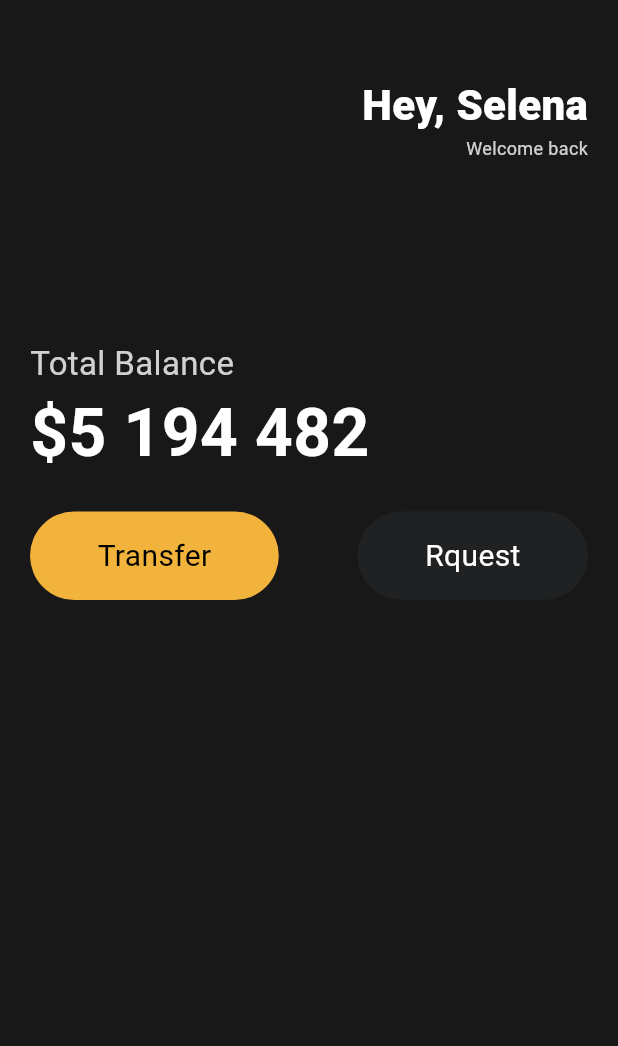
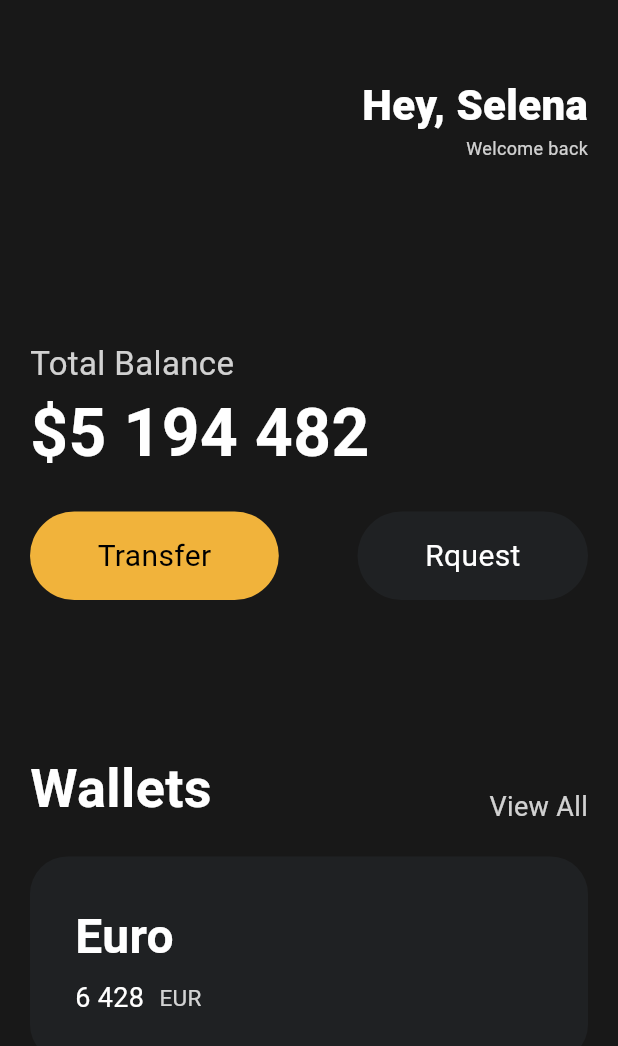
Before and after one commit to KimJJRoSY/flutter_study, a Flutter app: the screen it shows after launch, on a phone screen of 412 x 824 dp. Shown: the top 1046 px of the screen. Run offline on Flutter 3.47's test engine with Material 3 defaults, Android fonts, the phone set to English and light mode, and no system bars.

Commit message:
ui: 카드 추가

```diff
--- a/lib/main.dart
+++ b/lib/main.dart
@@ -85,7 +85,82 @@ class App extends StatelessWidget {
                     textColor: Colors.white,
                   ),
                 ],
-              )
+              ),
+              const SizedBox(height: 100),
+              Row(
+                // in Row, main은 가로축, cross은 세로축
+                // in Column, main은 세로, cross은 가로
+                crossAxisAlignment: CrossAxisAlignment.end,
+                mainAxisAlignment: MainAxisAlignment.spaceBetween,
+                children: [
+                  Text(
+                    'Wallets',
+                    style: TextStyle(
+                      color: Colors.white,
+                      fontSize: 36,
+                      fontWeight: FontWeight.w600,
+                    ),
+                  ),
+                  Text(
+                    'View All',
+                    style: TextStyle(
+                      color: Colors.white.withOpacity(0.8),
+                      fontSize: 18,
+                    ),
+                  ),
+                ],
+              ),
+              SizedBox(
+                height: 20,
+              ),
+              Container(
+                decoration: BoxDecoration(
+                  color: Color(0xFF1F2123),
+                  borderRadius: BorderRadius.circular(25),
+                ),
+                child: Padding(
+                  padding: const EdgeInsets.all(30),
+                  child: Row(
+                    children: [
+                      Column(
+                        crossAxisAlignment: CrossAxisAlignment.start,
+                        children: [
+                          Text(
+                            'Euro',
+                            style: TextStyle(
+                              color: Colors.white,
+                              fontSize: 32,
+                              fontWeight: FontWeight.w600,
+                            ),
+                          ),
+                          SizedBox(
+                            height: 5,
+                          ),
+                          Row(
+                            children: [
+                              Text(
+                                '6 428',
+                                style: TextStyle(
+                                  color: Colors.white,
+                                  fontSize: 18,
+                                ),
+                              ),
+                              SizedBox(width: 10),
+                              Text(
+                                'EUR',
+                                style: TextStyle(
+                                  color: Colors.white.withOpacity(0.8),
+                                  fontSize: 15,
+                                ),
+                              ),
+                            ],
+                          ),
+                        ],
+                      ),
+                    ],
+                  ),
+                ),
+              ),
             ],
           ),
         ),
```
